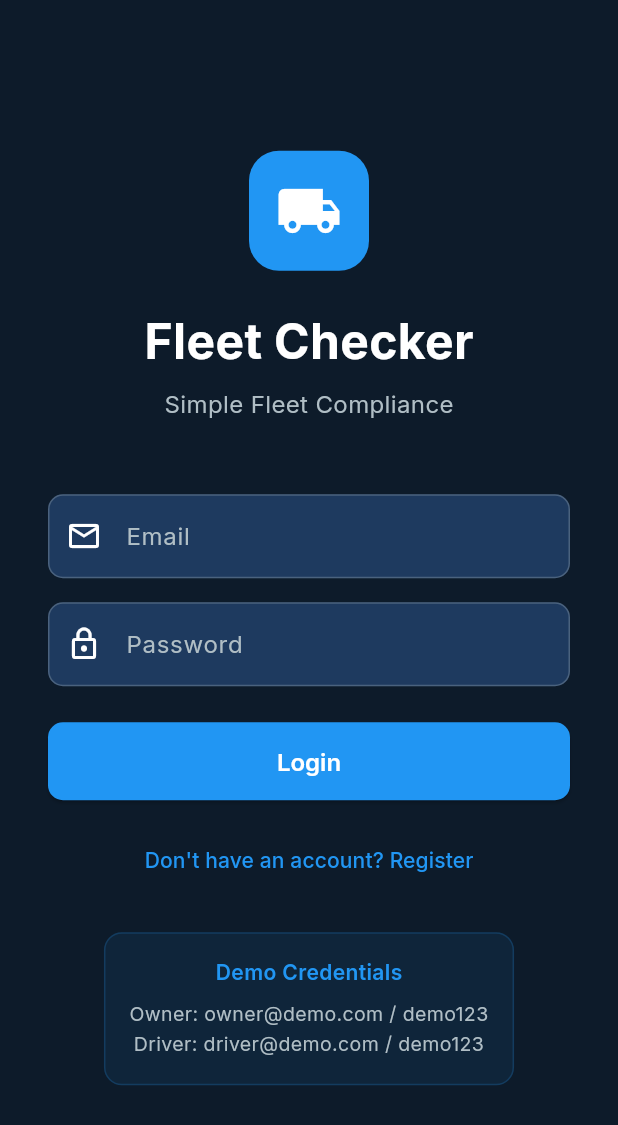
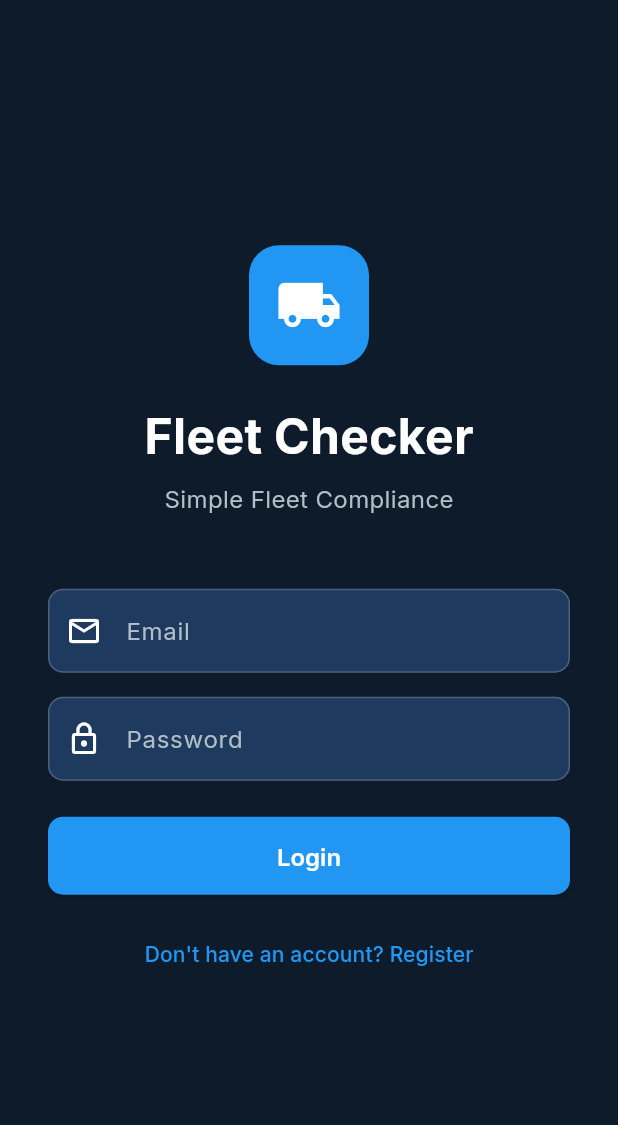
Before and after one commit to anirudhatalmale6-alt/fleet-checker, a Flutter app: the screen it shows after launch, on a phone screen of 412 x 824 dp. Shown: the top 1125 px of the screen. Run offline on Flutter 3.47's test engine with Material 3 defaults, Android fonts, the phone set to English and light mode, and no system bars; our stand-ins replace cloud_firestore, firebase_auth, firebase_core, firebase_storage, google_fonts; accounts and stored records are empty.

Commit message:
Remove demo credentials box from login screen

```diff
--- a/lib/screens/auth/login_screen.dart
+++ b/lib/screens/auth/login_screen.dart
@@ -127,34 +127,6 @@ class _LoginScreenState extends State<LoginScreen> {
                     ),
                     child: const Text("Don't have an account? Register"),
                   ),
-                  const SizedBox(height: 24),
-                  Container(
-                    padding: const EdgeInsets.all(16),
-                    decoration: BoxDecoration(
-                      color: AppTheme.accent.withValues(alpha: 0.08),
-                      borderRadius: BorderRadius.circular(12),
-                      border: Border.all(
-                          color: AppTheme.accent.withValues(alpha: 0.2)),
-                    ),
-                    child: const Column(
-                      children: [
-                        Text('Demo Credentials',
-                            style: TextStyle(
-                                fontWeight: FontWeight.w600,
-                                color: AppTheme.accent)),
-                        SizedBox(height: 8),
-                        Text(
-                          'Owner: owner@demo.com / demo123\n'
-                          'Driver: driver@demo.com / demo123',
-                          textAlign: TextAlign.center,
-                          style: TextStyle(
-                              fontSize: 13,
-                              color: AppTheme.textSecondary,
-                              height: 1.5),
-                        ),
-                      ],
-                    ),
-                  ),
                 ],
               ),
             ),
```
